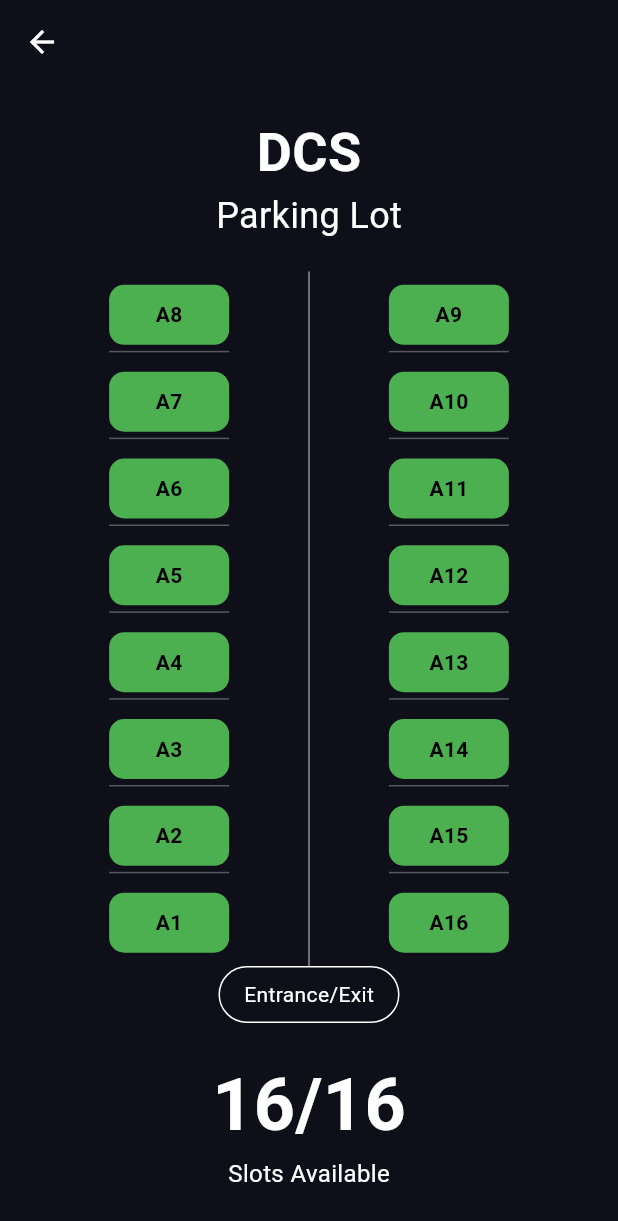
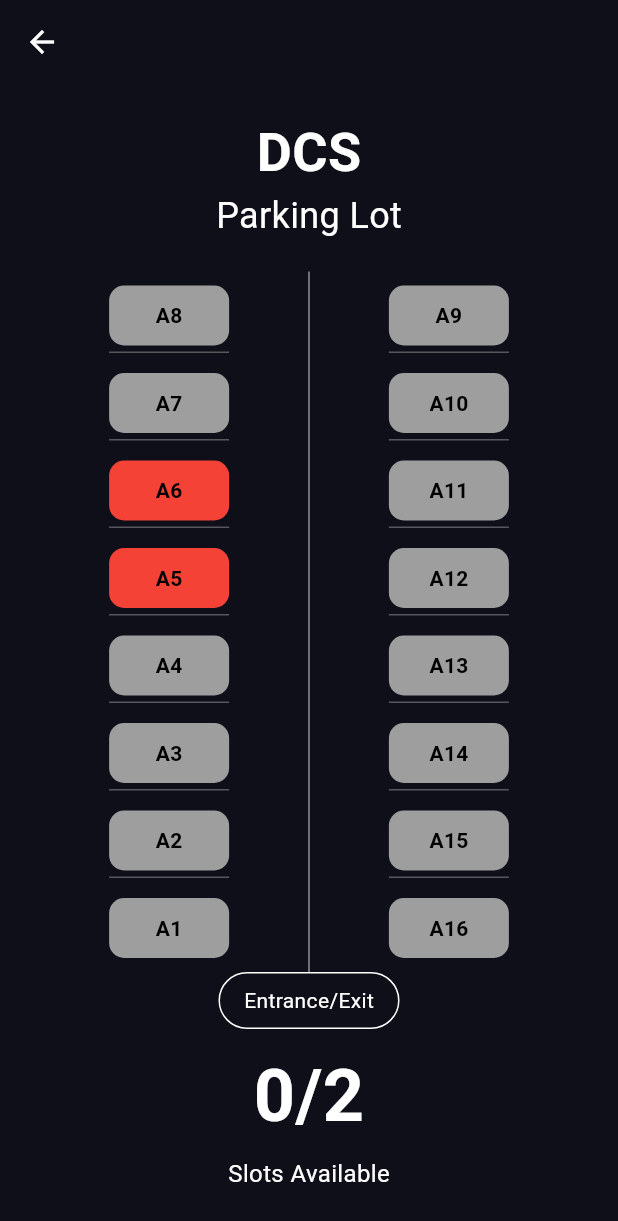
Before and after one commit to ssencarnacion/carparks.io, a Flutter app: the DCSParkingLotPage screen opened directly, on a phone screen of 412 x 824 dp. Shown: the top 1221 px of the screen. Run offline on Flutter 3.47's test engine with Material 3 defaults, Android fonts, the light colour scheme and no system bars; network calls fail.

Commit message:
refactor: changed to make code more modular

```diff
--- a/lib/pages/dcs.dart
+++ b/lib/pages/dcs.dart
@@ -1,4 +1,7 @@
+import 'dart:async';
+import 'dart:convert';
 import 'package:flutter/material.dart';
+import 'package:http/http.dart' as http;
 
 class DCSParkingLotPage extends StatefulWidget {
   const DCSParkingLotPage({super.key});
@@ -8,8 +11,63 @@ class DCSParkingLotPage extends StatefulWidget {
 }
 
 class _DCSParkingLotPageState extends State<DCSParkingLotPage> {
-  // All parking slots are available by default
-  final List<bool> _parkingSlots = List.generate(16, (_) => true);
+  // Add connected sensor fields
+  String? field1; // A6
+  String? field2; // A5
+
+  int availableSlots = 0;
+  bool isLoading = true;
+  Timer? timer;
+
+  @override
+  void initState() {
+    super.initState();
+    fetchData();
+    timer = Timer.periodic(const Duration(seconds: 5), (_) => fetchData());
+  }
+
+  Future<void> fetchData() async {
+    final url = Uri.parse(
+      'https://api.thingspeak.com/channels/2945987/feeds.json?api_key=HNVUWEWNDFYKOWBA&results=1',
+    );
+
+    try {
+      final response = await http.get(url);
+      if (response.statusCode == 200) {
+        final jsonData = json.decode(response.body);
+        final feed = jsonData['feeds'][0];
+
+        final String? f1 = feed['field1'];
+        final String? f2 = feed['field2'];
+
+        int count = 0;
+        if (isAvailable(f1)) count++;
+        if (isAvailable(f2)) count++;
+
+        setState(() {
+          field1 = f1 ?? 'N/A';
+          field2 = f2 ?? 'N/A';
+          availableSlots = count;
+          isLoading = false;
+        });
+      }
+    } catch (e) {
+      setState(() {
+        isLoading = false;
+      });
+    }
+  }
+
+  @override
+  void dispose() {
+    timer?.cancel();
+    super.dispose();
+  }
+
+  // Check if the value of a field is equal to 999.00000 (no detected object: FREE!)
+  bool isAvailable(String? value) {
+    return value == "999.00000";
+  }
 
   @override
   Widget build(BuildContext context) {
@@ -29,7 +87,6 @@ class _DCSParkingLotPageState extends State<DCSParkingLotPage> {
           padding: const EdgeInsets.all(20.0),
           child: Column(
             children: [
-              // Title
               const Text(
                 'DCS',
                 style: TextStyle(
@@ -46,23 +103,18 @@ class _DCSParkingLotPageState extends State<DCSParkingLotPage> {
                 ),
               ),
               const SizedBox(height: 20),
-
-              // Parking lot layout
               Expanded(
                 child: Row(
                   children: [
-                    // Left column (A1-A8)
                     Expanded(
                       child: Column(
                         mainAxisAlignment: MainAxisAlignment.spaceEvenly,
                         children: List.generate(8, (index) {
                           final slotNumber = 8 - index; // A8 to A1
-                          return _buildParkingSlot('A$slotNumber', _parkingSlots[slotNumber - 1]);
+                          return _buildParkingSlot('A$slotNumber');
                         }),
                       ),
                     ),
-
-                    // Center divider
                     Column(
                       children: [
                         Expanded(
@@ -73,22 +125,18 @@ class _DCSParkingLotPageState extends State<DCSParkingLotPage> {
                         ),
                       ],
                     ),
-
-                    // Right column (A9-A16)
                     Expanded(
                       child: Column(
                         mainAxisAlignment: MainAxisAlignment.spaceEvenly,
                         children: List.generate(8, (index) {
                           final slotNumber = index + 9; // A9 to A16
-                          return _buildParkingSlot('A$slotNumber', _parkingSlots[slotNumber - 1]);
+                          return _buildParkingSlot('A$slotNumber');
                         }),
                       ),
                     ),
                   ],
                 ),
               ),
-
-              // Entrance/Exit
               Container(
                 padding: const EdgeInsets.symmetric(vertical: 8, horizontal: 16),
                 decoration: BoxDecoration(
@@ -100,16 +148,25 @@ class _DCSParkingLotPageState extends State<DCSParkingLotPage> {
                   style: TextStyle(color: Colors.white),
                 ),
               ),
-
-              const SizedBox(height: 20),
-
-              // Available slots counter
-              Text(
-                '${_parkingSlots.where((slot) => slot).length}/${_parkingSlots.length}',
+              const SizedBox(height: 5),
+              Container(
+                height: 80,
+                alignment: Alignment.center,
+                child: isLoading
+                    ? const Text(
+                  'Loading...',
+                  style: TextStyle(
+                    fontSize: 24,
+                    color: Colors.white,
+                  ),
+                )
+                    : Text(
+                  '$availableSlots/2',
                   style: const TextStyle(
                     fontSize: 48,
                     fontWeight: FontWeight.bold,
                     color: Colors.white,
+                  ),
                 ),
               ),
               const Text(
@@ -127,30 +184,31 @@ class _DCSParkingLotPageState extends State<DCSParkingLotPage> {
     );
   }
 
-  Widget _buildParkingSlot(String slotName, bool isAvailable) {
-    bool showUnderline = slotName != "A1" && slotName != "A16";
+  Widget _buildParkingSlot(String slotName) {
+    Color slotColor = Colors.grey;
+    String contentText = slotName;
+
+    // Variable slot color according to availability
+    if (!isLoading) {
+      if (slotName == "A5") {
+        slotColor = isAvailable(field2) ? Colors.green : Colors.red;
+      } else if (slotName == "A6") {
+        slotColor = isAvailable(field1) ? Colors.green : Colors.red;
+      }
+    }
 
     return Column(
       children: [
-        // Parking slot
-        GestureDetector(
-          onTap: () {
-            // Toggle availability when tapped
-            setState(() {
-              final index = int.parse(slotName.substring(1)) - 1;
-              _parkingSlots[index] = !_parkingSlots[index];
-            });
-          },
-          child: Container(
+        Container(
           width: 80,
           height: 40,
           decoration: BoxDecoration(
-              color: isAvailable ? Colors.green : Colors.red,
+            color: slotColor,
             borderRadius: BorderRadius.circular(10),
           ),
           child: Center(
             child: Text(
-                slotName,
+              contentText,
               style: const TextStyle(
                 color: Colors.black,
                 fontWeight: FontWeight.bold,
@@ -158,23 +216,13 @@ class _DCSParkingLotPageState extends State<DCSParkingLotPage> {
             ),
           ),
         ),
-        ),
-
-        if (showUnderline)
+        if (slotName != "A1" && slotName != "A16")
           Padding(
             padding: const EdgeInsets.symmetric(vertical: 4),
             child: Container(
               width: 80,
               height: 1,
-              decoration: BoxDecoration(
-                border: Border(
-                  bottom: BorderSide(
               color: Colors.white30,
-                    width: 1,
-                    style: BorderStyle.solid,
-                  ),
-                ),
-              ),
             ),
           ),
       ],
```
Also changed, not shown: lib/main.dart (+49 -10 lines), lib/pages/api.dart (deleted, +0 -18 lines), lib/pages/info.dart (renamed from lib/pages/eeei.dart, +18 -7 lines), lib/pages/slot_service.dart (added, +32 -0 lines). Lines whose indentation alone changed are shown as unchanged.
